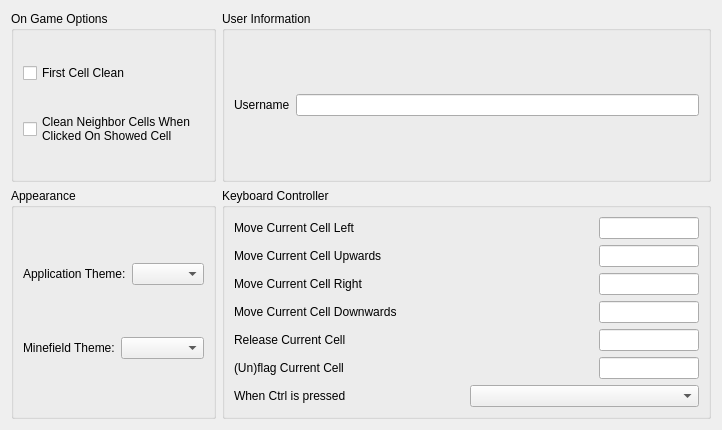
Bollos00/LibreMines, file src/libreminespreferencesdialog.ui: the form before one commit.
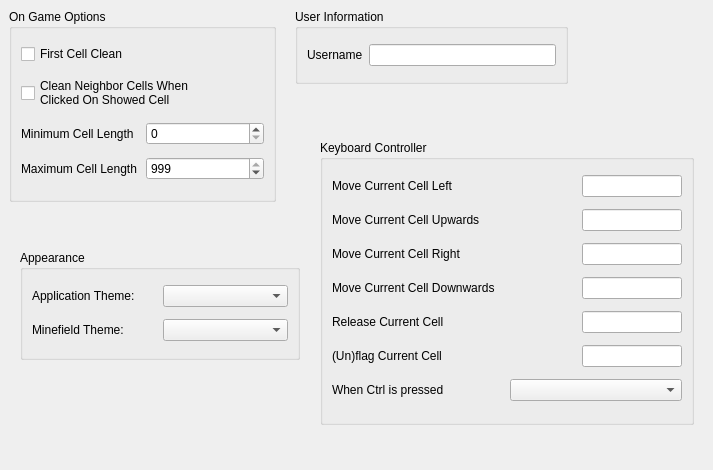
The form after the commit. Custom widgets are drawn as their Qt base class.

Commit message: Maximum and minimum cell length options; about dialog fusion dark and fusion light themes

Diff of the .ui file:
```diff
--- a/src/libreminespreferencesdialog.ui
+++ b/src/libreminespreferencesdialog.ui
@@ -6,16 +6,22 @@
    <rect>
     <x>0</x>
     <y>0</y>
-    <width>722</width>
-    <height>430</height>
+    <width>713</width>
+    <height>470</height>
    </rect>
   </property>
   <property name="windowTitle">
    <string>Dialog</string>
   </property>
-  <layout class="QGridLayout" name="gridLayout">
-   <item row="0" column="0">
     <widget class="QGroupBox" name="gbCheckBoxes">
+   <property name="geometry">
+    <rect>
+     <x>9</x>
+     <y>9</y>
+     <width>267</width>
+     <height>193</height>
+    </rect>
+   </property>
      <property name="title">
       <string>On Game Options</string>
      </property>
@@ -35,11 +41,59 @@
         </property>
        </widget>
       </item>
+    <item>
+     <layout class="QHBoxLayout" name="horizontalLayout_12">
+      <item>
+       <widget class="QLabel" name="labelMinimumCellLength">
+        <property name="text">
+         <string>Minimum Cell Length</string>
+        </property>
+       </widget>
+      </item>
+      <item>
+       <widget class="QSpinBox" name="sbMinimumCellLength">
+        <property name="maximum">
+         <number>999</number>
+        </property>
+       </widget>
+      </item>
      </layout>
-    </widget>
-   </item>
-   <item row="0" column="1">
+    </item>
+    <item>
+     <layout class="QHBoxLayout" name="horizontalLayout_11">
+      <item>
+       <widget class="QLabel" name="labelMaximumCellLength">
+        <property name="text">
+         <string>Maximum Cell Length</string>
+        </property>
+       </widget>
+      </item>
+      <item>
+       <widget class="QSpinBox" name="sbMaximumCellLength">
+        <property name="maximum">
+         <number>999</number>
+        </property>
+        <property name="value">
+         <number>999</number>
+        </property>
+        <property name="displayIntegerBase">
+         <number>10</number>
+        </property>
+       </widget>
+      </item>
+     </layout>
+    </item>
+   </layout>
+  </widget>
     <widget class="QGroupBox" name="gbLineEdits">
+   <property name="geometry">
+    <rect>
+     <x>295</x>
+     <y>9</y>
+     <width>273</width>
+     <height>75</height>
+    </rect>
+   </property>
      <property name="title">
       <string>User Information</string>
      </property>
@@ -60,9 +114,15 @@
       </item>
      </layout>
     </widget>
-   </item>
-   <item row="1" column="0">
     <widget class="QGroupBox" name="gbAppearance">
+   <property name="geometry">
+    <rect>
+     <x>20</x>
+     <y>250</y>
+     <width>280</width>
+     <height>110</height>
+    </rect>
+   </property>
      <property name="title">
       <string>Appearance</string>
      </property>
@@ -97,9 +157,15 @@
       </item>
      </layout>
     </widget>
-   </item>
-   <item row="1" column="1">
     <widget class="QGroupBox" name="groupBox">
+   <property name="geometry">
+    <rect>
+     <x>320</x>
+     <y>140</y>
+     <width>374</width>
+     <height>285</height>
+    </rect>
+   </property>
      <property name="title">
       <string>Keyboard Controller</string>
      </property>
@@ -318,8 +384,6 @@
       </item>
      </layout>
     </widget>
-   </item>
-  </layout>
  </widget>
  <customwidgets>
   <customwidget>
```
Lines whose indentation alone changed are shown as unchanged. The commit also changes 6 other files.
